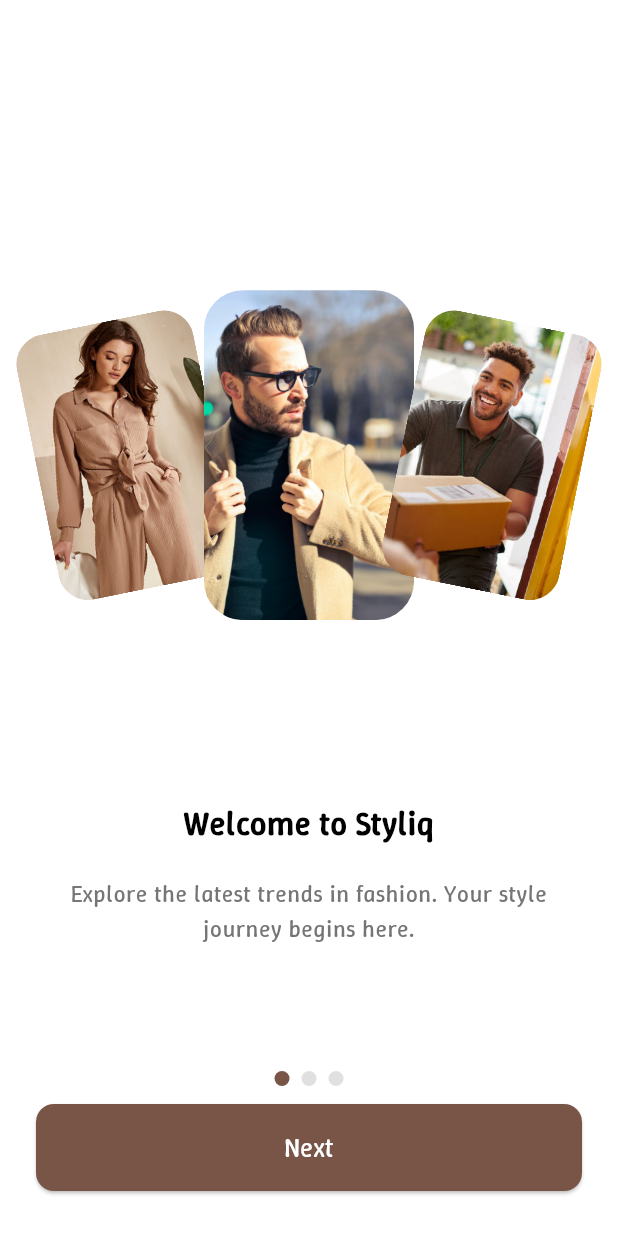
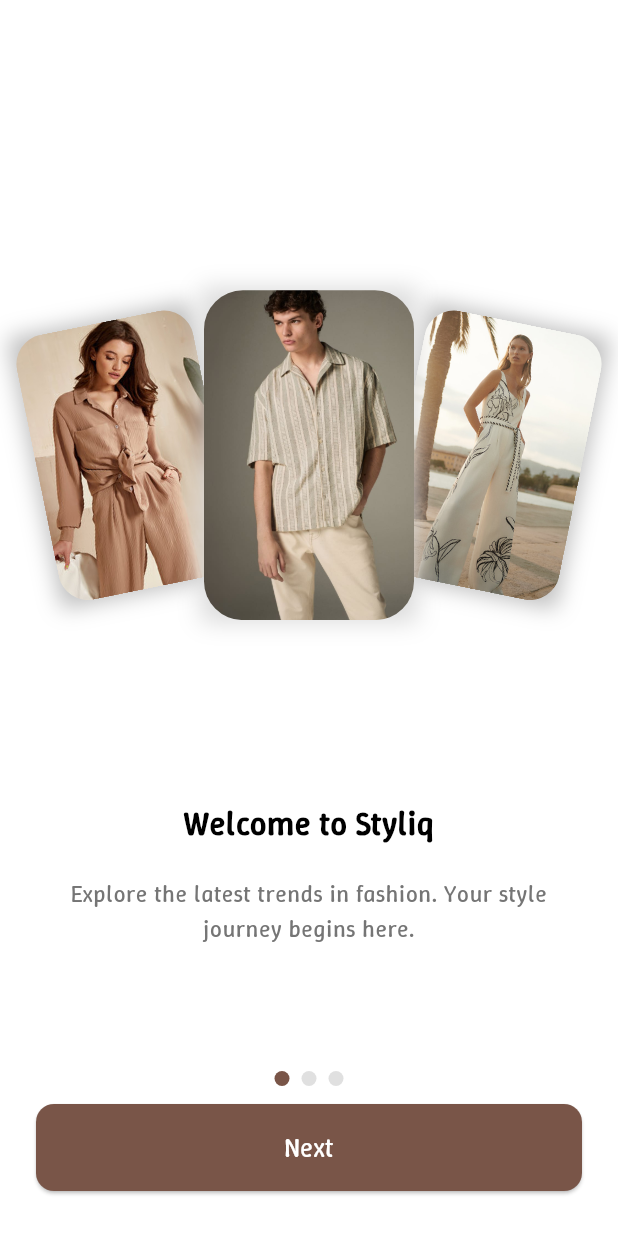
Before and after one commit to yazan0011/E-commerce, a Flutter app: the screen it shows after launch, on a phone screen of 412 x 824 dp. Run offline on Flutter 3.47's test engine with Material 3 defaults, Android fonts, the phone set to English and light mode, and no system bars; drawn by our look-alikes of smooth_page_indicator; our stand-ins replace carousel_slider, get.

Commit message:
on boarding edits

```diff
--- a/lib/app/modules/onboarding/onboarding_view.dart
+++ b/lib/app/modules/onboarding/onboarding_view.dart
@@ -24,7 +24,7 @@
           "Explore the latest trends in fashion. Your style journey begins here."
     },
     {
-      "image": "images/pexels-photo-842811.jpeg",
+      "image": "images/undefined-266781-1535902101411-main.jpg",
       "title": "Curated Just for You",
       "description": "Find outfits that match your vibe, mood, and lifestyle."
     },
@@ -68,6 +68,15 @@
                                   left: 0,
                                   child: Transform.rotate(
                                     angle: -0.2,
+                                    child: Container(
+                                      decoration: BoxDecoration(boxShadow: [
+                                        BoxShadow(
+                                            blurRadius: 12,
+                                            spreadRadius: 2,
+                                            offset: Offset(0, 0),
+                                            color: const Color.fromARGB(
+                                                255, 189, 189, 189)),
+                                      ]),
                                       child: ClipRRect(
                                         borderRadius: BorderRadius.circular(20),
                                         child: Image.asset(
@@ -79,29 +88,50 @@
                                       ),
                                     ),
                                   ),
-                                Positioned(
-                                  top: 0,
-                                  child: ClipRRect(
-                                    borderRadius: BorderRadius.circular(26),
-                                    child: Image.asset(
-                                      onboardingData[1]["image"]!,
-                                      height: 220,
-                                      width: 140,
-                                      fit: BoxFit.cover,
-                                    ),
-                                  ),
                                 ),
                                 Positioned(
                                   top: 20,
                                   right: 0,
                                   child: Transform.rotate(
                                     angle: 0.2,
+                                    child: Container(
+                                      decoration: BoxDecoration(boxShadow: [
+                                        BoxShadow(
+                                            blurRadius: 12,
+                                            spreadRadius: 2,
+                                            offset: Offset(0, 0),
+                                            color: const Color.fromARGB(
+                                                255, 189, 189, 189)),
+                                      ]),
                                       child: ClipRRect(
                                         borderRadius: BorderRadius.circular(20),
                                         child: Image.asset(
-                                        onboardingData[2]["image"]!,
+                                          'images/nybg-1-data.jpg',
                                           height: 180,
                                           width: 120,
+                                          fit: BoxFit.cover,
+                                        ),
+                                      ),
+                                    ),
+                                  ),
+                                ),
+                                Positioned(
+                                  top: 0,
+                                  child: Container(
+                                    decoration: BoxDecoration(boxShadow: [
+                                      BoxShadow(
+                                          blurRadius: 12,
+                                          spreadRadius: 2,
+                                          offset: Offset(0, 0),
+                                          color: const Color.fromARGB(
+                                              255, 219, 219, 219)),
+                                    ]),
+                                    child: ClipRRect(
+                                      borderRadius: BorderRadius.circular(26),
+                                      child: Image.asset(
+                                        'images/date-hero-mens-mb-data.jpg',
+                                        height: 220,
+                                        width: 140,
                                         fit: BoxFit.cover,
                                       ),
                                     ),
```
Also changed, not shown: images/date-hero-mens-mb-data.jpg (added), images/nybg-1-data.jpg (added), images/undefined-266781-1535902101411-main.jpg (added). Lines whose indentation alone changed are shown as unchanged.
